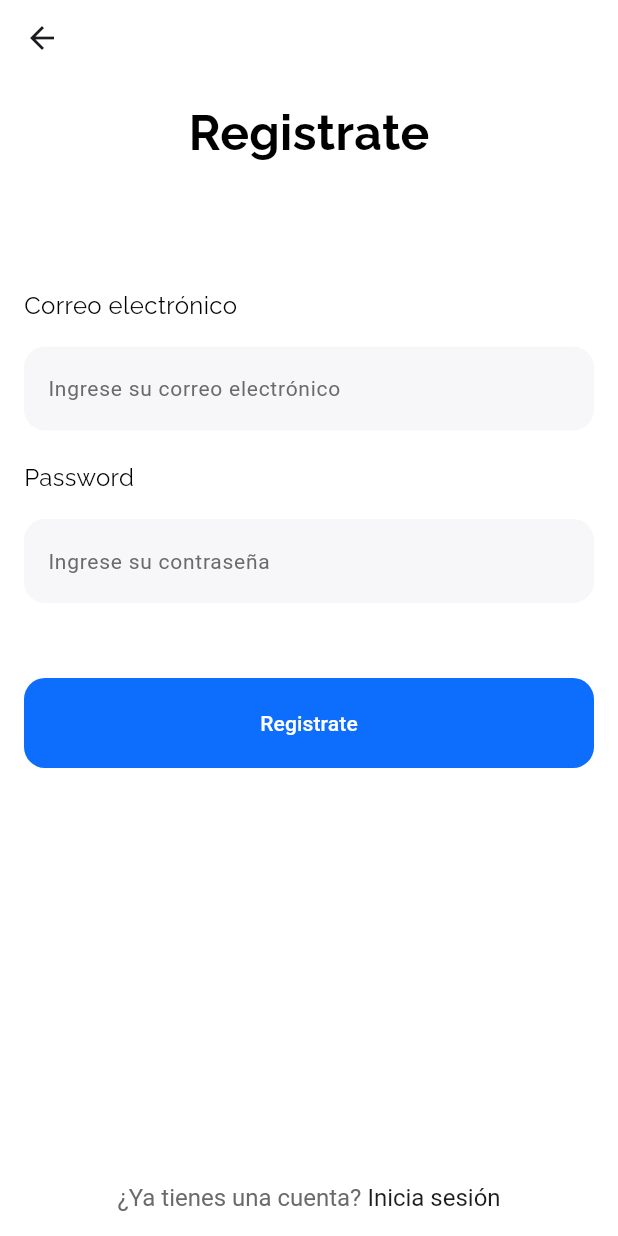
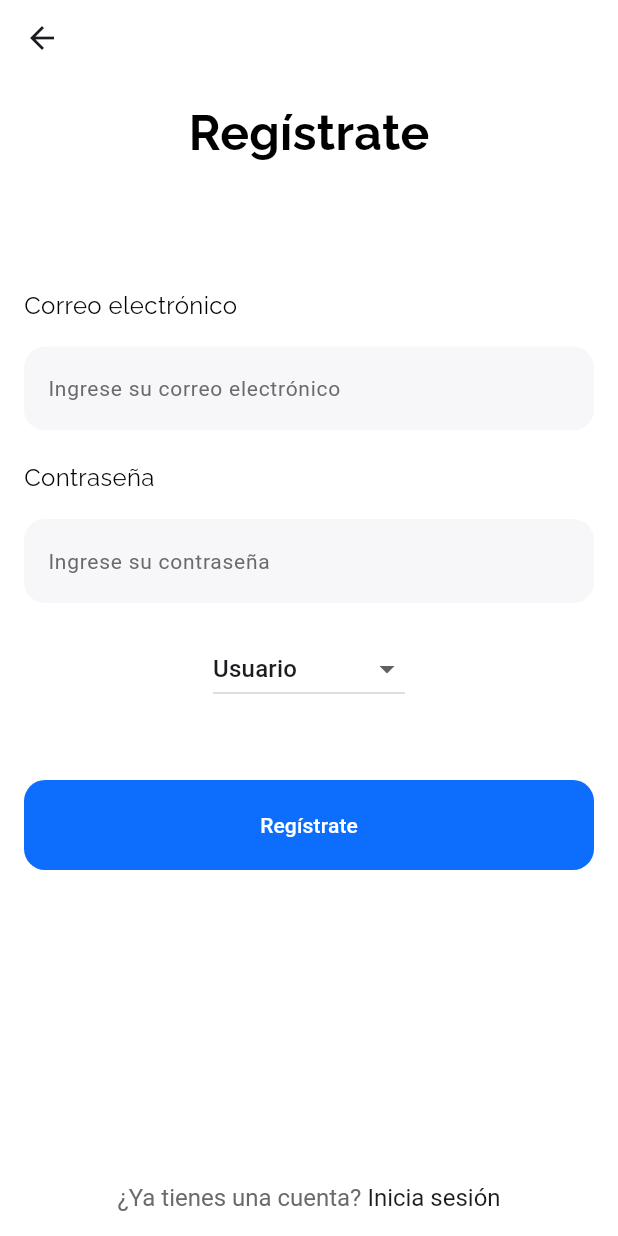
Before and after one commit to SandovalBrandon1027/proyecto_final_moviles, a Flutter app: the Signup screen opened directly, on a phone screen of 412 x 824 dp. Run offline on Flutter 3.47's test engine with Material 3 defaults, Android fonts, the light colour scheme and no system bars; our stand-ins replace cloud_firestore, firebase_auth, firebase_core, fluttertoast, google_fonts, location; accounts and stored records are empty.

Commit message:
Registro de usuarios y administradores

```diff
--- a/lib/pages/signup/signup.dart
+++ b/lib/pages/signup/signup.dart
@@ -4,11 +4,17 @@ import 'package:flutter/gestures.dart';
 import 'package:flutter/material.dart';
 import 'package:google_fonts/google_fonts.dart';
 
-class Signup extends StatelessWidget {
+class Signup extends StatefulWidget {
   Signup({super.key});
 
+  @override
+  _SignupState createState() => _SignupState();
+}
+
+class _SignupState extends State<Signup> {
   final TextEditingController _emailController = TextEditingController();
   final TextEditingController _passwordController = TextEditingController();
+  String _selectedRole = 'Usuario';
 
   @override
   Widget build(BuildContext context) {
@@ -23,18 +29,18 @@ class Signup extends StatelessWidget {
       ),
       body: SafeArea(
         child: SingleChildScrollView(
-         padding: const EdgeInsets.symmetric(horizontal: 16,vertical: 16),
+          padding: const EdgeInsets.symmetric(horizontal: 16, vertical: 16),
           child: Column(
             children: [
               Center(
                 child: Text(
-                  'Registrate',
+                  'Regístrate',
                   style: GoogleFonts.raleway(
                     textStyle: const TextStyle(
                       color: Colors.black,
                       fontWeight: FontWeight.bold,
-                      fontSize: 32
-                    )
+                      fontSize: 32,
+                    ),
                   ),
                 ),
               ),
@@ -42,13 +48,14 @@ class Signup extends StatelessWidget {
               _emailAddress(),
               const SizedBox(height: 20,),
               _password(),
+              const SizedBox(height: 20,),
+              _roleDropdown(),
               const SizedBox(height: 50,),
               _signup(context),
             ],
           ),
-
         ),
-      )
+      ),
     );
   }
 
@@ -63,8 +70,8 @@ class Signup extends StatelessWidget {
             textStyle: const TextStyle(
               color: Colors.black,
               fontWeight: FontWeight.normal,
-              fontSize: 16
-            )
+              fontSize: 16,
+            ),
           ),
         ),
         const SizedBox(height: 16,),
@@ -76,15 +83,15 @@ class Signup extends StatelessWidget {
             hintStyle: const TextStyle(
               color: Color(0xff6A6A6A),
               fontWeight: FontWeight.normal,
-              fontSize: 14
+              fontSize: 14,
             ),
-            fillColor: const Color(0xffF7F7F9) ,
+            fillColor: const Color(0xffF7F7F9),
             border: OutlineInputBorder(
               borderSide: BorderSide.none,
-              borderRadius: BorderRadius.circular(14)
-            )
+              borderRadius: BorderRadius.circular(14),
             ),
-        )
+          ),
+        ),
       ],
     );
   }
@@ -95,13 +102,13 @@ class Signup extends StatelessWidget {
       crossAxisAlignment: CrossAxisAlignment.start,
       children: [
         Text(
-          'Password',
+          'Contraseña',
           style: GoogleFonts.raleway(
             textStyle: const TextStyle(
               color: Colors.black,
               fontWeight: FontWeight.normal,
-              fontSize: 16
-            )
+              fontSize: 16,
+            ),
           ),
         ),
         const SizedBox(height: 16,),
@@ -113,17 +120,34 @@ class Signup extends StatelessWidget {
             hintStyle: const TextStyle(
               color: Color(0xff6A6A6A),
               fontWeight: FontWeight.normal,
-              fontSize: 14
+              fontSize: 14,
             ),
             filled: true,
-            fillColor: const Color(0xffF7F7F9) ,
+            fillColor: const Color(0xffF7F7F9),
             border: OutlineInputBorder(
               borderSide: BorderSide.none,
-              borderRadius: BorderRadius.circular(14)
-            )
+              borderRadius: BorderRadius.circular(14),
             ),
-        )
+          ),
+        ),
       ],
+    );
+  }
+
+  Widget _roleDropdown() {
+    return DropdownButton<String>(
+      value: _selectedRole,
+      items: <String>['Usuario', 'Administrador'].map((String value) {
+        return DropdownMenuItem<String>(
+          value: value,
+          child: Text(value),
+        );
+      }).toList(),
+      onChanged: (String? newValue) {
+        setState(() {
+          _selectedRole = newValue!;
+        });
+      },
     );
   }
 
@@ -141,10 +165,11 @@ class Signup extends StatelessWidget {
         await AuthService().signup(
           email: _emailController.text,
           password: _passwordController.text,
-          context: context
+          context: context,
+          role: _selectedRole,
         );
       },
-      child: const Text("Registrate", style: TextStyle(color: Colors.white)),
+      child: const Text("Regístrate", style: TextStyle(color: Colors.white)),
     );
   }
 
@@ -160,7 +185,7 @@ class Signup extends StatelessWidget {
               style: TextStyle(
                 color: Color(0xff6A6A6A),
                 fontWeight: FontWeight.normal,
-                  fontSize: 16
+                fontSize: 16,
               ),
             ),
             TextSpan(
@@ -168,19 +193,20 @@ class Signup extends StatelessWidget {
               style: const TextStyle(
                 color: Color(0xff1A1D1E),
                 fontWeight: FontWeight.normal,
-                    fontSize: 16
+                fontSize: 16,
               ),
-                  recognizer: TapGestureRecognizer()..onTap = () {
+              recognizer: TapGestureRecognizer()
+                ..onTap = () {
                   Navigator.push(
                     context,
                     MaterialPageRoute(
-                        builder: (context) => Login()
+                      builder: (context) => Login(),
                     ),
                   );
-                  }
+                },
             ),
-          ]
-        )
+          ],
+        ),
       ),
     );
   }
```
Also changed, not shown: lib/services/auth_service.dart (+54 -39 lines). Lines whose indentation alone changed are shown as unchanged.
